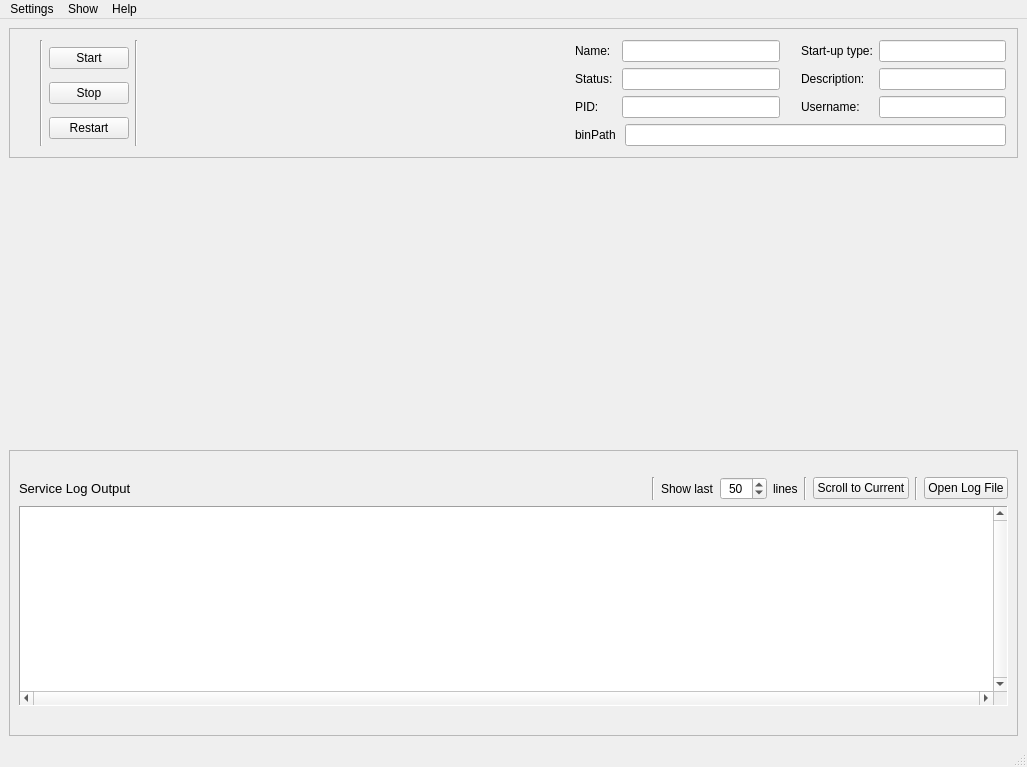
The window that ServiceManager/GUI/layouts/MainWindow.ui (ISISNeutronMuon/HLM_PV_Import) describes before a commit, drawn with Qt 5.
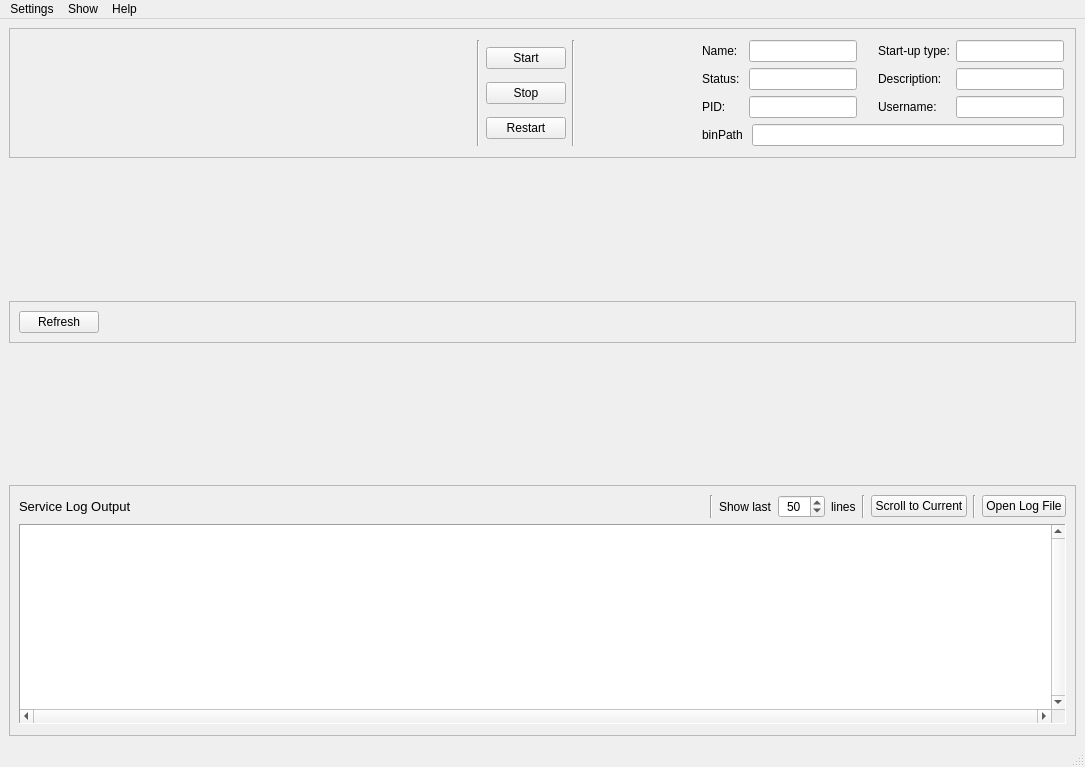
The same window after the commit.

Commit message: Service widgets update on mainwindow upon dir path change

Patch:
```diff
--- a/ServiceManager/GUI/layouts/MainWindow.ui
+++ b/ServiceManager/GUI/layouts/MainWindow.ui
@@ -6,7 +6,7 @@
    <rect>
     <x>0</x>
     <y>0</y>
-    <width>1027</width>
+    <width>1085</width>
     <height>767</height>
    </rect>
   </property>
@@ -17,7 +17,7 @@
    <locale language="English" country="UnitedKingdom"/>
   </property>
   <widget class="QWidget" name="centralwidget">
-   <layout class="QVBoxLayout" name="verticalLayout_8">
+   <layout class="QVBoxLayout" name="verticalLayout_9">
     <item>
      <widget class="QFrame" name="serviceStatusFrame">
       <property name="frameShape">
@@ -58,6 +58,12 @@
            <layout class="QHBoxLayout" name="horizontalLayout_2">
             <item>
              <widget class="QLabel" name="statusMessage">
+              <property name="minimumSize">
+               <size>
+                <width>450</width>
+                <height>0</height>
+               </size>
+              </property>
               <property name="font">
                <font>
                 <pointsize>16</pointsize>
@@ -327,14 +333,63 @@
      </widget>
     </item>
     <item>
-     <spacer name="verticalSpacer">
+     <spacer name="verticalSpacer_3">
       <property name="orientation">
        <enum>Qt::Vertical</enum>
       </property>
       <property name="sizeHint" stdset="0">
        <size>
         <width>253</width>
-        <height>265</height>
+        <height>92</height>
+       </size>
+      </property>
+     </spacer>
+    </item>
+    <item>
+     <widget class="QFrame" name="frame">
+      <property name="frameShape">
+       <enum>QFrame::StyledPanel</enum>
+      </property>
+      <property name="frameShadow">
+       <enum>QFrame::Raised</enum>
+      </property>
+      <layout class="QVBoxLayout" name="verticalLayout_8">
+       <item>
+        <layout class="QHBoxLayout" name="horizontalLayout_4">
+         <item>
+          <widget class="QPushButton" name="refreshButton">
+           <property name="text">
+            <string>Refresh</string>
+           </property>
+          </widget>
+         </item>
+         <item>
+          <spacer name="horizontalSpacer_4">
+           <property name="orientation">
+            <enum>Qt::Horizontal</enum>
+           </property>
+           <property name="sizeHint" stdset="0">
+            <size>
+             <width>40</width>
+             <height>20</height>
+            </size>
+           </property>
+          </spacer>
+         </item>
+        </layout>
+       </item>
+      </layout>
+     </widget>
+    </item>
+    <item>
+     <spacer name="verticalSpacer_2">
+      <property name="orientation">
+       <enum>Qt::Vertical</enum>
+      </property>
+      <property name="sizeHint" stdset="0">
+       <size>
+        <width>253</width>
+        <height>108</height>
        </size>
       </property>
      </spacer>
@@ -554,7 +609,7 @@
     <rect>
      <x>0</x>
      <y>0</y>
-     <width>1027</width>
+     <width>1085</width>
      <height>26</height>
     </rect>
    </property>
```
Left out of the diff: 25 changed lines with no effect on the pictures. The commit also changes 4 other files.
